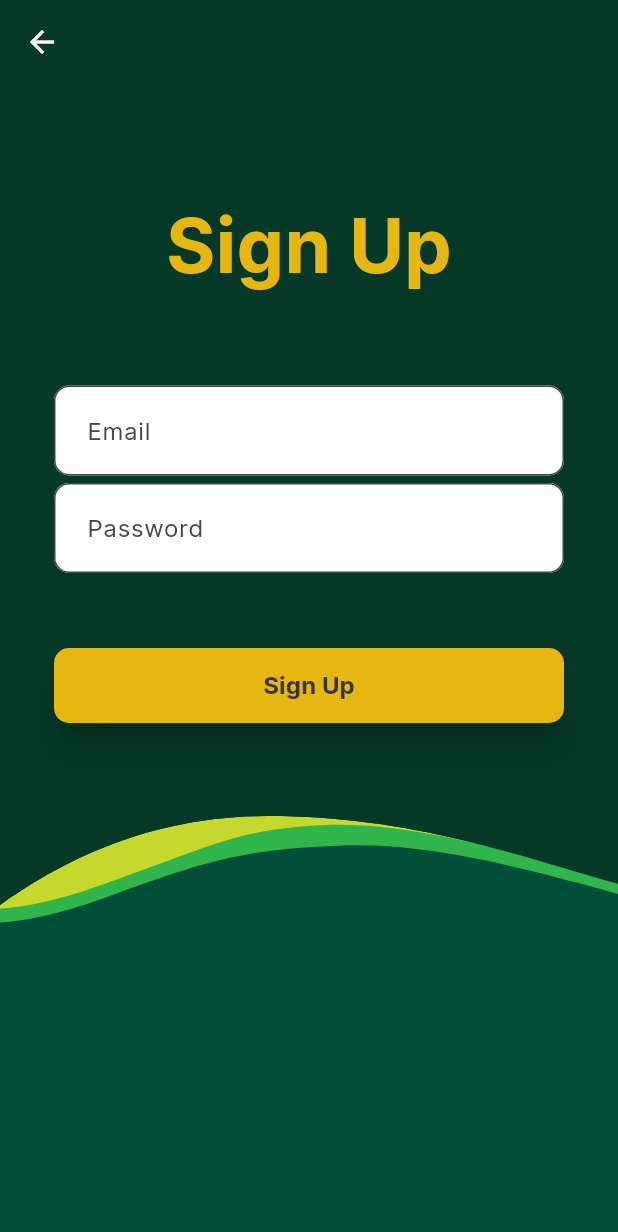
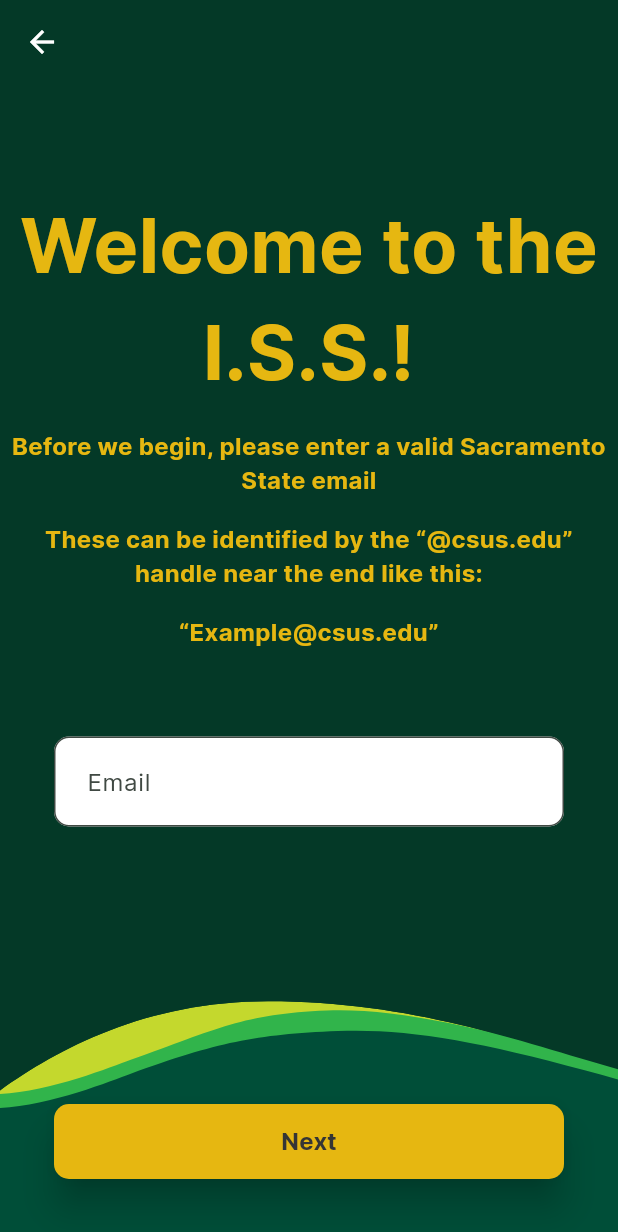
Before and after one commit to Name-ISS-for-the-lowest/mainproject, a Flutter app: the screen it shows after launch, after a tap on "Sign Up", on a phone screen of 412 x 824 dp. Shown: the top 1232 px of the screen. Run offline on Flutter 3.47's test engine with Material 2 defaults, Android fonts, the phone set to English and light mode, and no system bars; our stand-ins replace cookie_jar, dio, dio_cookie_manager, flutter_hooks, flutter_svg, html_unescape; missing offline and left inert: memoized.

Commit message:
Cleaned up reset password page, Sign up page redone, added Password setup page, added password confirm page.

```diff
--- a/frontend/lib/views/ResetPassword.dart
+++ b/frontend/lib/views/ResetPassword.dart
@@ -1,7 +1,9 @@
+import 'dart:convert';
 import 'package:flutter/material.dart';
 import 'package:flutter_svg/flutter_svg.dart';
 
 class ResetPassword extends StatefulWidget {
+  final String email = "";
   const ResetPassword({super.key});
 
   @override
@@ -9,6 +11,36 @@ class ResetPassword extends StatefulWidget {
 }
 
 class _ResetPasswordState extends State<ResetPassword> {
+  TextEditingController emailController = TextEditingController();
+
+  //on mount
+  @override
+  void initState() {
+    super.initState();
+    emailController.text = widget.email;
+  }
+
+  bool validateEmail(String email) {
+    //general email regex
+    // final emailRegExp = RegExp(r'^[\w-]+(\.[\w-]+)*@([\w-]+\.)+[a-zA-Z]{2,7}$');
+    //csus email regex
+    final emailRegExp = RegExp(r'^[\w-]+(\.[\w-]+)*@csus\.edu$');
+    return emailRegExp.hasMatch(email);
+  }
+
+  void executeRestsetPassWord(String email) async {
+    final validEmail = validateEmail(email);
+    if (!validEmail) {
+      //show error message
+      ScaffoldMessenger.of(context).showSnackBar(
+        const SnackBar(
+          content: Text('Invalid email, must be a CSUS email'),
+        ),
+      );
+      return;
+    }
+  }
+
   @override
   Widget build(BuildContext context) {
     return Scaffold(
@@ -52,6 +84,35 @@ class _ResetPasswordState extends State<ResetPassword> {
                         fontWeight: FontWeight.w700,
                         color: Color.fromRGBO(230, 183, 17, 1),
                       ),
+                      textAlign: TextAlign.center, // Center-align the text
+                    ),
+                  ),
+                ),
+                const Padding(
+                  padding: EdgeInsets.all(8.0),
+                  child: Center(
+                    child: Text(
+                      "Forgot your password?",
+                      style: TextStyle(
+                        fontSize: 18,
+                        fontWeight: FontWeight.w700,
+                        color: Color.fromRGBO(230, 183, 17, 1),
+                      ),
+                      textAlign: TextAlign.center, // Center-align the text
+                    ),
+                  ),
+                ),
+                const Padding(
+                  padding: EdgeInsets.all(8.0),
+                  child: Center(
+                    child: Text(
+                      "Just enter your account’s email and a recovery link will be sent right to you!",
+                      style: TextStyle(
+                        fontSize: 18,
+                        fontWeight: FontWeight.w700,
+                        color: Color.fromRGBO(230, 183, 17, 1),
+                      ),
+                      textAlign: TextAlign.center, // Center-align the text
                     ),
                   ),
                 ),
@@ -112,6 +173,8 @@ class _ResetPasswordState extends State<ResetPassword> {
                                     ),
                                   ),
                                   onPressed: () {
+                                    executeRestsetPassWord(
+                                        emailController.text);
                                     // Add your logic for sending recovery email
                                   },
                                   child: const Text(
--- a/frontend/lib/views/SignUp.dart
+++ b/frontend/lib/views/SignUp.dart
@@ -3,6 +3,7 @@ import 'package:flutter/material.dart';
 import 'package:flutter_svg/flutter_svg.dart';
 import 'package:frontend/classes/authHelper.dart';
 import 'package:dio/dio.dart';
+import 'package:frontend/views/PasswordSetup.dart';
 
 class SignUp extends StatefulWidget {
   String email = "";
@@ -39,6 +40,7 @@ class _SignUpState extends State<SignUp> {
 
   void executeSignUp(String email, String password) async {
     final validEmail = validateEmail(email);
+    //might remove this since we must match flow we have in figma
     final validPassword = validatePassword(password);
     if (!validEmail) {
       //show error message
@@ -71,6 +73,28 @@ class _SignUpState extends State<SignUp> {
     }
   }
 
+  void navigateToPassWordSetUp() {
+    //navigate to confirm email page
+    Navigator.of(context).push(
+      MaterialPageRoute(
+        builder: (BuildContext context) {
+          return Scaffold(
+            body: Stack(children: [
+              SizedBox(
+                height: 100,
+                child: AppBar(
+                  backgroundColor: Colors.transparent,
+                  iconTheme: const IconThemeData(color: Colors.white),
+                ),
+              ),
+              const PasswordSetUp()
+            ]),
+          );
+        },
+      ),
+    );
+  }
+
   @override
   Widget build(BuildContext context) {
     return Scaffold(
@@ -88,7 +112,7 @@ class _SignUpState extends State<SignUp> {
             Column(
               children: [
                 SizedBox(
-                  height: MediaQuery.of(context).size.height * 0.60,
+                  height: MediaQuery.of(context).size.height * 0.75,
                 ),
                 SizedBox(
                   height: MediaQuery.of(context).size.height * 0.40,
@@ -110,12 +134,55 @@ class _SignUpState extends State<SignUp> {
                   padding: EdgeInsets.all(8.0),
                   child: Center(
                     child: Text(
-                      "Sign Up",
+                      "Welcome to the I.S.S.!",
                       style: TextStyle(
                         fontSize: 50,
                         fontWeight: FontWeight.w700,
                         color: Color.fromRGBO(230, 183, 17, 1),
                       ),
+                      textAlign: TextAlign.center, // Center-align the text
+                    ),
+                  ),
+                ),
+                const Padding(
+                  padding: EdgeInsets.all(8.0),
+                  child: Center(
+                    child: Text(
+                      "Before we begin, please enter a valid Sacramento State email",
+                      style: TextStyle(
+                        fontSize: 16,
+                        fontWeight: FontWeight.bold,
+                        color: Color.fromRGBO(230, 183, 17, 1),
+                      ),
+                      textAlign: TextAlign.center, // Center-align the text
+                    ),
+                  ),
+                ),
+                const Padding(
+                  padding: EdgeInsets.all(8.0),
+                  child: Center(
+                    child: Text(
+                      "These can be identified by the “@csus.edu” handle near the end like this:",
+                      style: TextStyle(
+                        fontSize: 16,
+                        fontWeight: FontWeight.bold,
+                        color: Color.fromRGBO(230, 183, 17, 1),
+                      ),
+                      textAlign: TextAlign.center, // Center-align the text
+                    ),
+                  ),
+                ),
+                const Padding(
+                  padding: EdgeInsets.all(8.0),
+                  child: Center(
+                    child: Text(
+                      "“Example@csus.edu”",
+                      style: TextStyle(
+                        fontSize: 16,
+                        fontWeight: FontWeight.bold,
+                        color: Color.fromRGBO(230, 183, 17, 1),
+                      ),
+                      textAlign: TextAlign.center, // Center-align the text
                     ),
                   ),
                 ),
@@ -151,6 +218,7 @@ class _SignUpState extends State<SignUp> {
                         const SizedBox(
                           height: 5,
                         ),
+                        /*
                         Column(
                           children: [
                             SizedBox(
@@ -173,6 +241,7 @@ class _SignUpState extends State<SignUp> {
                             ),
                           ],
                         ),
+                        */
                       ],
                     ),
                   ],
@@ -182,7 +251,7 @@ class _SignUpState extends State<SignUp> {
                     Column(
                       children: [
                         const SizedBox(
-                          height: 50,
+                          height: 180,
                         ),
                         Column(
                           children: [
@@ -200,11 +269,10 @@ class _SignUpState extends State<SignUp> {
                                     ),
                                   ),
                                   onPressed: () => {
-                                    executeSignUp(emailController.text,
-                                        passwordController.text)
+                                    navigateToPassWordSetUp(),
                                   },
                                   child: const Text(
-                                    "Sign Up",
+                                    "Next",
                                     style: TextStyle(
                                       fontSize: 16,
                                       fontWeight: FontWeight.w700,
```
Also changed, not shown: frontend/lib/views/ConfirmPassword.dart (added, +212 -0 lines), frontend/lib/views/PasswordSetup.dart (added, +247 -0 lines).
